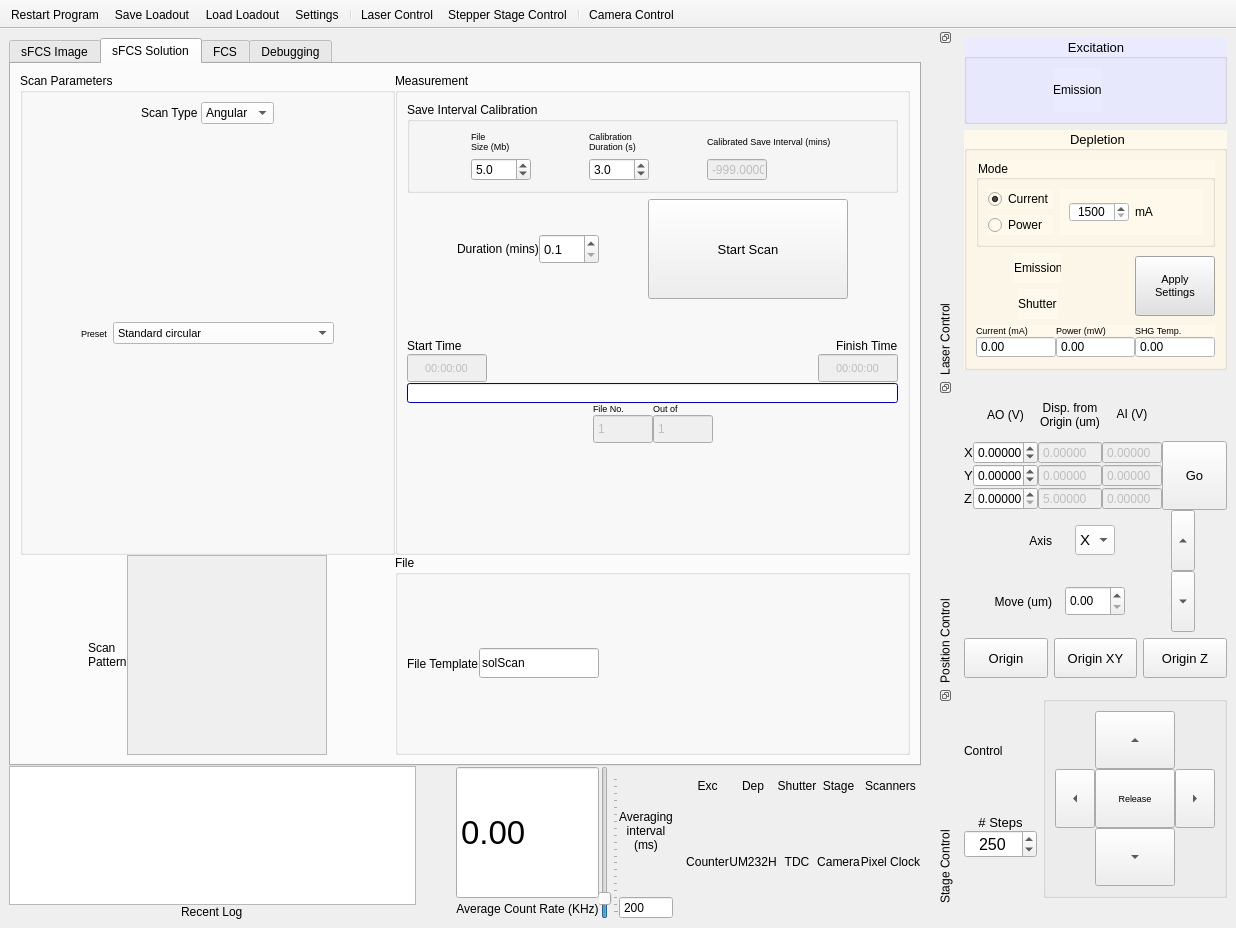
Qt form gui/mainwindow.ui (Th3Tr00p3r/gSTED-sFCS) before a commit.
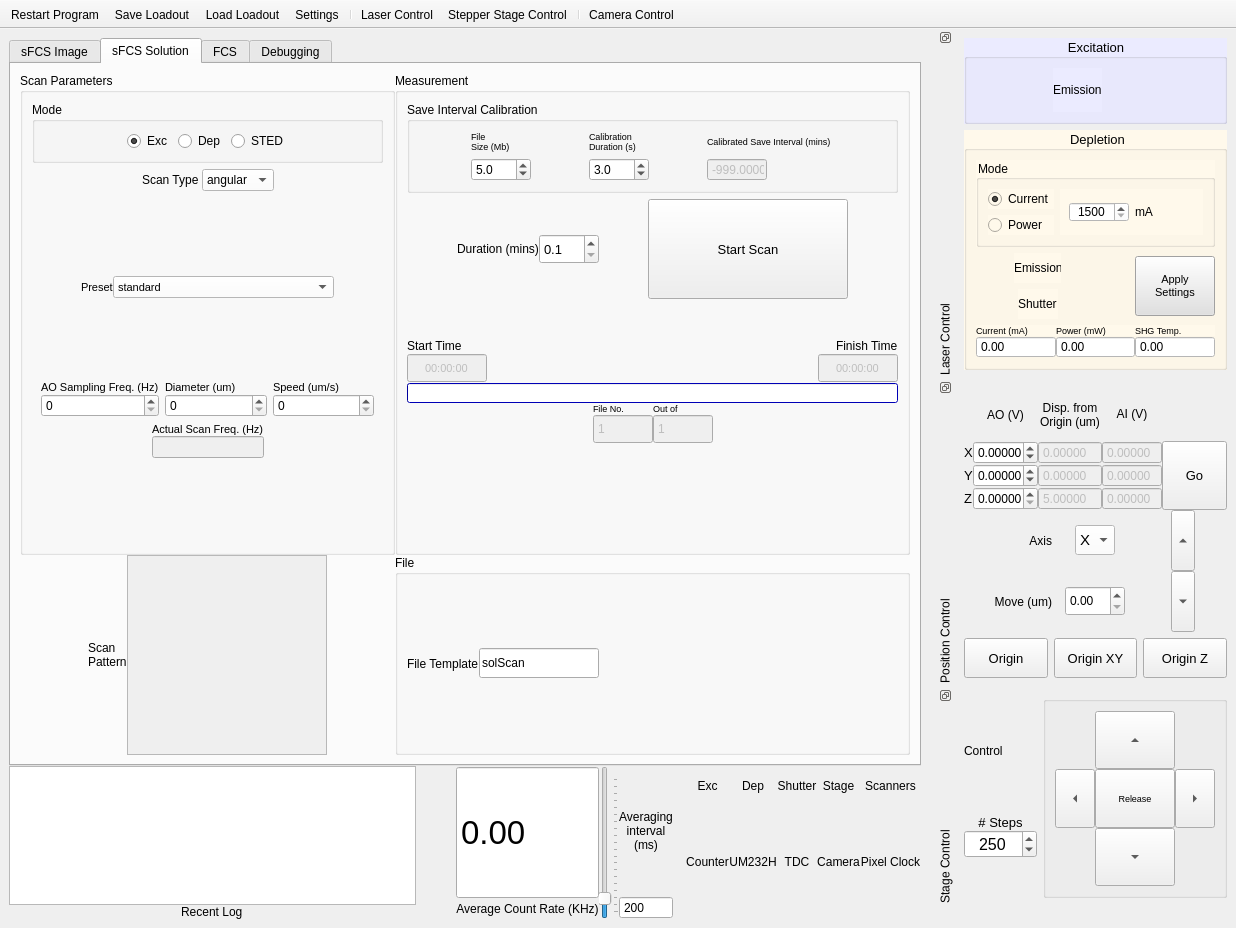
The same form after that commit. The open tabs and pages were chosen to show the change. Icons and pictures are not drawn.

Commit message: Circular scan also operational

Diff of the .ui file:
```diff
--- a/gui/mainwindow.ui
+++ b/gui/mainwindow.ui
@@ -44,7 +44,7 @@
          <enum>QTabWidget::Rounded</enum>
         </property>
         <property name="currentIndex">
-         <number>0</number>
+         <number>1</number>
         </property>
         <property name="elideMode">
          <enum>Qt::ElideNone</enum>
@@ -2056,7 +2056,7 @@
                  <string>Scan Parameters</string>
                 </property>
                 <layout class="QGridLayout" name="gridLayout_29">
-                 <item row="0" column="0">
+                 <item row="1" column="0">
                   <layout class="QVBoxLayout" name="verticalLayout_35" stretch="0,1">
                    <property name="spacing">
                     <number>0</number>
@@ -2256,12 +2256,12 @@
                        </property>
                        <item>
                         <property name="text">
-                         <string>Angular</string>
+                         <string>angular</string>
                         </property>
                        </item>
                        <item>
                         <property name="text">
-                         <string>Circular</string>
+                         <string>circle</string>
                         </property>
                        </item>
                       </widget>
@@ -2287,12 +2287,20 @@
                       <number>0</number>
                      </property>
                      <widget class="QWidget" name="angularParams">
-                      <layout class="QGridLayout" name="gridLayout_28">
-                       <item row="0" column="0">
-                        <layout class="QVBoxLayout" name="verticalLayout_58">
-                         <property name="spacing">
-                          <number>3</number>
+                      <layout class="QVBoxLayout" name="verticalLayout_6">
+                       <item>
+                        <spacer name="verticalSpacer_13">
+                         <property name="orientation">
+                          <enum>Qt::Vertical</enum>
                          </property>
+                         <property name="sizeHint" stdset="0">
+                          <size>
+                           <width>20</width>
+                           <height>40</height>
+                          </size>
+                         </property>
+                        </spacer>
+                       </item>
                          <item>
                           <layout class="QHBoxLayout" name="horizontalLayout_27" stretch="0,0,1,0">
                            <property name="spacing">
@@ -2480,7 +2488,7 @@
                              </property>
                              <item>
                               <property name="text">
-                               <string>Standard angular</string>
+                             <string>standard</string>
                               </property>
                              </item>
                             </widget>
@@ -2500,6 +2508,19 @@
                            </item>
                           </layout>
                          </item>
+                       <item>
+                        <spacer name="verticalSpacer_14">
+                         <property name="orientation">
+                          <enum>Qt::Vertical</enum>
+                         </property>
+                         <property name="sizeHint" stdset="0">
+                          <size>
+                           <width>20</width>
+                           <height>36</height>
+                          </size>
+                         </property>
+                        </spacer>
+                       </item>
                          <item>
                           <layout class="QGridLayout" name="gridLayout_25">
                            <property name="spacing">
@@ -2564,7 +2585,7 @@
                               </widget>
                              </item>
                              <item>
-                              <widget class="QSpinBox" name="aoSampFreq">
+                            <widget class="QSpinBox" name="angAoSampFreq">
                                <property name="maximumSize">
                                 <size>
                                  <width>60</width>
@@ -2962,7 +2983,7 @@
                               </widget>
                              </item>
                              <item>
-                              <widget class="QLineEdit" name="solTotPointsPerLine_2">
+                            <widget class="QLineEdit" name="solActualScanFreq">
                                <property name="enabled">
                                 <bool>false</bool>
                                </property>
@@ -2981,16 +3002,41 @@
                            </item>
                           </layout>
                          </item>
-                        </layout>
+                       <item>
+                        <spacer name="verticalSpacer_4">
+                         <property name="orientation">
+                          <enum>Qt::Vertical</enum>
+                         </property>
+                         <property name="sizeHint" stdset="0">
+                          <size>
+                           <width>20</width>
+                           <height>40</height>
+                          </size>
+                         </property>
+                        </spacer>
                        </item>
                       </layout>
                      </widget>
                      <widget class="QWidget" name="circularParams">
-                      <layout class="QGridLayout" name="gridLayout_27">
-                       <item row="0" column="0">
-                        <layout class="QVBoxLayout" name="verticalLayout_37">
+                      <layout class="QVBoxLayout" name="verticalLayout_4">
+                       <item>
+                        <spacer name="verticalSpacer_12">
+                         <property name="orientation">
+                          <enum>Qt::Vertical</enum>
+                         </property>
+                         <property name="sizeHint" stdset="0">
+                          <size>
+                           <width>20</width>
+                           <height>40</height>
+                          </size>
+                         </property>
+                        </spacer>
+                       </item>
                          <item>
                           <layout class="QHBoxLayout" name="horizontalLayout_28" stretch="0,0,1,0">
+                         <property name="spacing">
+                          <number>0</number>
+                         </property>
                            <item>
                             <spacer name="horizontalSpacer_32">
                              <property name="orientation">
@@ -3008,7 +3054,7 @@
                             <widget class="QLabel" name="label_40">
                              <property name="font">
                               <font>
-                               <pointsize>7</pointsize>
+                             <pointsize>8</pointsize>
                               </font>
                              </property>
                              <property name="text">
@@ -3173,7 +3219,7 @@
                              </property>
                              <item>
                               <property name="text">
-                               <string>Standard circular</string>
+                             <string>standard</string>
                               </property>
                              </item>
                             </widget>
@@ -3194,18 +3240,275 @@
                           </layout>
                          </item>
                          <item>
-                          <layout class="QGridLayout" name="gridLayout_21"/>
+                        <spacer name="verticalSpacer_6">
+                         <property name="orientation">
+                          <enum>Qt::Vertical</enum>
+                         </property>
+                         <property name="sizeHint" stdset="0">
+                          <size>
+                           <width>20</width>
+                           <height>40</height>
+                          </size>
+                         </property>
+                        </spacer>
                          </item>
                          <item>
-                          <layout class="QGridLayout" name="gridLayout_26"/>
-                         </item>
-                        </layout>
-                       </item>
-                      </layout>
-                     </widget>
+                        <layout class="QHBoxLayout" name="horizontalLayout_2">
+                         <item>
+                          <layout class="QVBoxLayout" name="verticalLayout_73">
+                           <property name="spacing">
+                            <number>0</number>
+                           </property>
+                           <item>
+                            <widget class="QLabel" name="label_96">
+                             <property name="font">
+                              <font>
+                               <pointsize>8</pointsize>
+                              </font>
+                             </property>
+                             <property name="text">
+                              <string>AO Sampling Freq. (Hz)</string>
+                             </property>
+                            </widget>
+                           </item>
+                           <item>
+                            <widget class="QSpinBox" name="circAoSampFreq">
+                             <property name="maximumSize">
+                              <size>
+                               <width>9999</width>
+                               <height>30</height>
+                              </size>
+                             </property>
+                             <property name="maximum">
+                              <number>100000</number>
+                             </property>
+                            </widget>
+                           </item>
+                          </layout>
+                         </item>
+                         <item>
+                          <layout class="QVBoxLayout" name="verticalLayout_85">
+                           <property name="spacing">
+                            <number>0</number>
+                           </property>
+                           <item>
+                            <widget class="QLabel" name="label_97">
+                             <property name="font">
+                              <font>
+                               <pointsize>8</pointsize>
+                              </font>
+                             </property>
+                             <property name="text">
+                              <string>Diameter (um)</string>
+                             </property>
+                            </widget>
+                           </item>
+                           <item>
+                            <widget class="QSpinBox" name="circDiameter">
+                             <property name="maximumSize">
+                              <size>
+                               <width>9999</width>
+                               <height>30</height>
+                              </size>
+                             </property>
+                             <property name="maximum">
+                              <number>1000</number>
+                             </property>
+                            </widget>
+                           </item>
+                          </layout>
+                         </item>
+                         <item>
+                          <layout class="QVBoxLayout" name="verticalLayout_86">
+                           <property name="spacing">
+                            <number>0</number>
+                           </property>
+                           <item>
+                            <widget class="QLabel" name="label_98">
+                             <property name="font">
+                              <font>
+                               <pointsize>8</pointsize>
+                              </font>
+                             </property>
+                             <property name="text">
+                              <string>Speed (um/s)</string>
+                             </property>
+                            </widget>
+                           </item>
+                           <item>
+                            <widget class="QSpinBox" name="circSpeed">
+                             <property name="maximumSize">
+                              <size>
+                               <width>9999</width>
+                               <height>30</height>
+                              </size>
+                             </property>
+                             <property name="maximum">
+                              <number>20000</number>
+                             </property>
                     </widget>
                    </item>
                   </layout>
+                         </item>
+                        </layout>
+                       </item>
+                       <item>
+                        <layout class="QHBoxLayout" name="horizontalLayout_7">
+                         <item>
+                          <spacer name="horizontalSpacer_23">
+                           <property name="orientation">
+                            <enum>Qt::Horizontal</enum>
+                           </property>
+                           <property name="sizeHint" stdset="0">
+                            <size>
+                             <width>40</width>
+                             <height>20</height>
+                            </size>
+                           </property>
+                          </spacer>
+                         </item>
+                         <item>
+                          <layout class="QVBoxLayout" name="verticalLayout_87">
+                           <property name="spacing">
+                            <number>0</number>
+                           </property>
+                           <item>
+                            <widget class="QLabel" name="label_99">
+                             <property name="font">
+                              <font>
+                               <pointsize>8</pointsize>
+                              </font>
+                             </property>
+                             <property name="text">
+                              <string>Actual Scan Freq. (Hz)</string>
+                             </property>
+                            </widget>
+                           </item>
+                           <item>
+                            <widget class="QLineEdit" name="solTotPointsPerLine_3">
+                             <property name="enabled">
+                              <bool>false</bool>
+                             </property>
+                             <property name="maximumSize">
+                              <size>
+                               <width>999</width>
+                               <height>30</height>
+                              </size>
+                             </property>
+                             <property name="readOnly">
+                              <bool>true</bool>
+                             </property>
+                            </widget>
+                           </item>
+                          </layout>
+                         </item>
+                         <item>
+                          <spacer name="horizontalSpacer_11">
+                           <property name="orientation">
+                            <enum>Qt::Horizontal</enum>
+                           </property>
+                           <property name="sizeHint" stdset="0">
+                            <size>
+                             <width>40</width>
+                             <height>20</height>
+                            </size>
+                           </property>
+                          </spacer>
+                         </item>
+                        </layout>
+                       </item>
+                       <item>
+                        <spacer name="verticalSpacer_3">
+                         <property name="orientation">
+                          <enum>Qt::Vertical</enum>
+                         </property>
+                         <property name="sizeHint" stdset="0">
+                          <size>
+                           <width>20</width>
+                           <height>40</height>
+                          </size>
+                         </property>
+                        </spacer>
+                       </item>
+                      </layout>
+                     </widget>
+                    </widget>
+                   </item>
+                  </layout>
+                 </item>
+                 <item row="0" column="0">
+                  <widget class="QGroupBox" name="imgScanMode_2">
+                   <property name="title">
+                    <string>Mode</string>
+                   </property>
+                   <property name="checkable">
+                    <bool>false</bool>
+                   </property>
+                   <layout class="QHBoxLayout" name="horizontalLayout_13">
+                    <item>
+                     <spacer name="horizontalSpacer_20">
+                      <property name="orientation">
+                       <enum>Qt::Horizontal</enum>
+                      </property>
+                      <property name="sizeHint" stdset="0">
+                       <size>
+                        <width>40</width>
+                        <height>20</height>
+                       </size>
+                      </property>
+                     </spacer>
+                    </item>
+                    <item>
+                     <widget class="QRadioButton" name="solScanModeExc">
+                      <property name="text">
+                       <string>Exc</string>
+                      </property>
+                      <property name="checked">
+                       <bool>true</bool>
+                      </property>
+                      <property name="autoExclusive">
+                       <bool>true</bool>
+                      </property>
+                     </widget>
+                    </item>
+                    <item>
+                     <widget class="QRadioButton" name="solScanModeDep">
+                      <property name="text">
+                       <string>Dep</string>
+                      </property>
+                      <property name="checked">
+                       <bool>false</bool>
+                      </property>
+                     </widget>
+                    </item>
+                    <item>
+                     <widget class="QRadioButton" name="solScanModeSted">
+                      <property name="text">
+                       <string>STED</string>
+                      </property>
+                      <property name="checked">
+                       <bool>false</bool>
+                      </property>
+                      <property name="autoExclusive">
+                       <bool>true</bool>
+                      </property>
+                     </widget>
+                    </item>
+                    <item>
+                     <spacer name="horizontalSpacer_22">
+                      <property name="orientation">
+                       <enum>Qt::Horizontal</enum>
+                      </property>
+                      <property name="sizeHint" stdset="0">
+                       <size>
+                        <width>40</width>
+                        <height>20</height>
+                       </size>
+                      </property>
+                     </spacer>
+                    </item>
+                   </layout>
+                  </widget>
                  </item>
                 </layout>
                </widget>
```
Left out of the diff: 4 changed lines with no effect on the pictures. Lines whose indentation alone changed are shown as unchanged. The commit also changes 6 other files.
